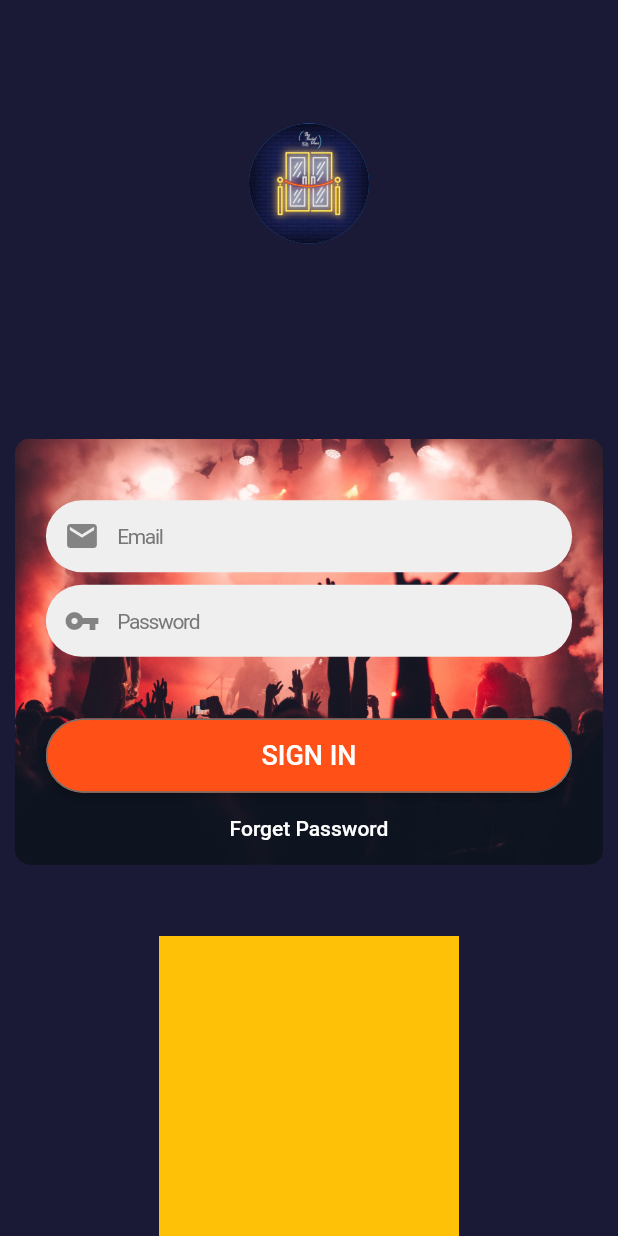
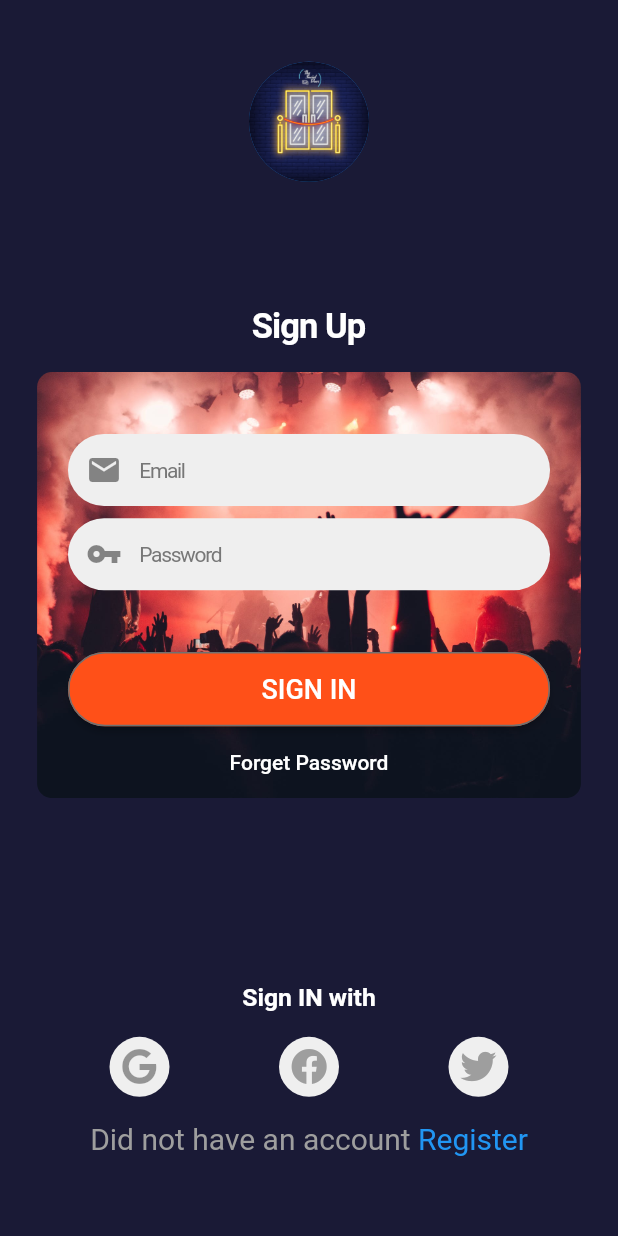
Before and after one commit to fahadakmal/socialdoormob, a Flutter app: the screen it shows after launch, on a phone screen of 412 x 824 dp. Run offline on Flutter 3.47's test engine with Material 2 defaults, Android fonts, the phone set to English and light mode, and no system bars; our stand-ins replace font_awesome_flutter, video_player; Roboto replaces fonts that are missing (NotoSansJP-Regular).

Commit message:
changes for signin screen

```diff
--- a/lib/screens/signInScreen/signInScreem.dart
+++ b/lib/screens/signInScreen/signInScreem.dart
@@ -3,6 +3,8 @@ import 'package:socialdoormob/images.dart';
 import 'package:socialdoormob/screens/signInScreen/widgets/signInButton.dart';
 import 'package:socialdoormob/size_config.dart';
 import 'package:socialdoormob/styling.dart';
+import 'package:flutter/gestures.dart';
+import 'package:font_awesome_flutter/font_awesome_flutter.dart';
 
 class SignInScreen extends StatefulWidget {
   static const routeName = '/signInScreen';
@@ -12,19 +14,26 @@ class SignInScreen extends StatefulWidget {
 }
 
 class _SignInScreenState extends State<SignInScreen> {
+  TextStyle defaultStyle = TextStyle(color: Colors.grey, fontSize: 20.0);
+  TextStyle linkStyle = TextStyle(color: Colors.blue);
+
   @override
   Widget build(BuildContext context) {
     print(SizeConfig.imageSizeMultiplier);
     return Scaffold(
       backgroundColor: AppTheme.appBackgroundColor,
-      body: Column(
+      body: SingleChildScrollView(
+        child: Column(
           mainAxisAlignment: MainAxisAlignment.spaceBetween,
           // crossAxisAlignment: CrossAxisAlignment.center,
           children: <Widget>[
             Container(
-            margin: EdgeInsets.symmetric(
-                horizontal: SizeConfig.heightMultiplier * 20,
-                vertical: SizeConfig.widthMultiplier * 20),
+              margin: EdgeInsets.only(
+                top: SizeConfig.heightMultiplier * 5,
+                  bottom: SizeConfig.heightMultiplier * 10,
+              right: SizeConfig.heightMultiplier * 20,
+              left: SizeConfig.heightMultiplier * 20,
+              ),
               child: CircleAvatar(
                 radius: 40,
                 backgroundImage: AssetImage(Logos.blueLogo),
@@ -33,24 +42,40 @@ class _SignInScreenState extends State<SignInScreen> {
                 // ),
               ),
             ),
+            Padding(
+              padding: EdgeInsets.only(bottom: SizeConfig.heightMultiplier*2),
+              child: Center(
+                child: Text('Sign Up',
+                    style: TextStyle(
+                      fontFamily: 'NotoSansJP-Regular',
+                      color: Colors.white,
+                      fontSize: 23,
+                      letterSpacing: -0.64,
+                      height: 1.2000000476837158,
+                    )),
+              ),
+            ),
             Container(
               // height: SizeConfig.heightMultiplier*20,
-          padding: EdgeInsets.only(top: SizeConfig.heightMultiplier*5,left:  SizeConfig.heightMultiplier*2.5,right:  SizeConfig.heightMultiplier*2.5),
-          margin: EdgeInsets.all(10),
+              padding: EdgeInsets.only(
+                  top: SizeConfig.heightMultiplier * 5,
+                  left: SizeConfig.heightMultiplier * 2.5,
+                  right: SizeConfig.heightMultiplier * 2.5),
+              margin: EdgeInsets.only(
+                  bottom: SizeConfig.heightMultiplier * 15,
+                  left: SizeConfig.widthMultiplier * 6,
+                  right: SizeConfig.widthMultiplier * 6),
               decoration: BoxDecoration(
                   borderRadius: BorderRadius.all(Radius.circular(10)),
                   image: DecorationImage(
                       image: AssetImage(Images.formBackground),
-              fit: BoxFit.cover
-            )
-          ),
+                      fit: BoxFit.cover)),
               child: Form(
                 child: Column(
                   children: <Widget>[
                     TextFormField(
                       decoration: InputDecoration(
                         contentPadding: EdgeInsets.only(left: 5),
-
                         fillColor: AppTheme.inputDecorationTheme.fillColor,
                         filled: true,
                         hintStyle: AppTheme.textFieldTextStyle,
@@ -60,7 +85,9 @@ class _SignInScreenState extends State<SignInScreen> {
                         hintText: 'Email',
                       ),
                     ),
-                  SizedBox(height: SizeConfig.heightMultiplier,),
+                    SizedBox(
+                      height: SizeConfig.heightMultiplier,
+                    ),
                     TextFormField(
                       decoration: InputDecoration(
                         contentPadding: EdgeInsets.only(left: 5),
@@ -73,9 +100,9 @@ class _SignInScreenState extends State<SignInScreen> {
                         hintText: 'Password',
                       ),
                     ),
-                  SizedBox(height: SizeConfig.heightMultiplier*5),
-
-                  PlaceOrderButton(deviceHeight: SizeConfig.heightMultiplier, submit: (){}),
+                    SizedBox(height: SizeConfig.heightMultiplier * 5),
+                    PlaceOrderButton(
+                        deviceHeight: SizeConfig.heightMultiplier, submit: () {}),
                     FlatButton(
                       // shape: RoundedRectangleBorder(
                       //     borderRadius: BorderRadius.circular(18.0),
@@ -83,28 +110,93 @@ class _SignInScreenState extends State<SignInScreen> {
                       onPressed: () {},
                       // color: Colors.red,
                       textColor: Colors.white,
-                    child: Text("Forget Password",
-                        style: TextStyle(fontSize: 14)),
+                      child:
+                          Text("Forget Password", style: TextStyle(fontSize: 14)),
                     ),
                   ],
                 ),
               ),
             ),
             Container(
-            height: 200,
-            width: 200,
+              // height: 200,
+              // width: 200,
               decoration: BoxDecoration(
-                color: Colors.amber
+                  // color: Colors.amber
                   ),
               child: Column(
-              mainAxisAlignment: MainAxisAlignment.center,
+                mainAxisAlignment: MainAxisAlignment.spaceBetween,
+                children: <Widget>[
+                  Container(
+                    child: Text(
+                      'Sign IN with',
+                      style: TextStyle(color: Colors.white),
+                    ),
+                  ),
+                  Container(
+                    margin: EdgeInsets.only(top: SizeConfig.heightMultiplier*2),
+                    child: Row(
+                      mainAxisAlignment: MainAxisAlignment.spaceEvenly,
+                      crossAxisAlignment: CrossAxisAlignment.center,
                       children: <Widget>[
 
+                        CircleAvatar(
+                          backgroundColor: const Color(0xffefefef),
+                          // foregroundColor: Colors.blue,
+                          child: IconButton(icon: FaIcon(FontAwesomeIcons.google),
+                            color: Colors.grey,
+                          ),
+                        ),
+                        CircleAvatar(
+                          backgroundColor: const Color(0xffefefef),
+                          child: IconButton(
+                              icon: FaIcon(FontAwesomeIcons.facebook),
+                              color: Colors.grey,
+                              onPressed: () {
+                                print("Pressed");
+                              }),
+                        ),
+                        CircleAvatar(
+                          backgroundColor: const Color(0xffefefef),
+                          child: IconButton(
+                              icon: FaIcon(FontAwesomeIcons.twitter),
+                              color: Colors.grey,
+                              onPressed: () {
+                                print("Pressed");
+                              }),
+                        ),
+                      ],
+                    ),
+                  ),
+                  Container(
+                    margin: EdgeInsets.only(top: SizeConfig.heightMultiplier*2),
+                    child: Row(
+                      mainAxisAlignment: MainAxisAlignment.spaceAround,
+                      crossAxisAlignment: CrossAxisAlignment.center,
+                      children: [
+                        RichText(
+                          text: TextSpan(
+                            style: defaultStyle,
+                            children: <TextSpan>[
+                              TextSpan(text: 'Did not have an account '),
+                              TextSpan(
+                                  text: 'Register',
+                                  style: linkStyle,
+                                  recognizer: TapGestureRecognizer()
+                                    ..onTap = () {
+                                      print('Terms of Service"');
+                                    }),
+                            ],
+                          ),
+                        ),
                       ],
                     ),
                   )
                 ],
               ),
+            )
+          ],
+        ),
+      ),
     );
   }
 }
--- a/lib/styling.dart
+++ b/lib/styling.dart
@@ -19,7 +19,7 @@ class AppTheme {
       inputDecorationTheme: inputDecorationTheme);
 
   static final ThemeData darkTheme = ThemeData(
-      scaffoldBackgroundColor: Colors.black,
+      scaffoldBackgroundColor: Colors.black12,
       brightness: Brightness.dark,
       textTheme: darkTextTheme,
       inputDecorationTheme: inputDecorationTheme);
@@ -45,7 +45,7 @@ class AppTheme {
   );
 
   static final TextStyle _titleLight = TextStyle(
-    color: Colors.black,
+    color: Colors.white,
     fontSize: 3.5 * SizeConfig.textMultiplier,
   );
 
--- a/pubspec.yaml
+++ b/pubspec.yaml
@@ -24,6 +24,7 @@ dependencies:
   flutter:
     sdk: flutter
   video_player:
+  font_awesome_flutter:
 
 
   # The following adds the Cupertino Icons font to your application.
```
Also changed, not shown: assets/logos/facebook.png (added), assets/logos/google.png (added), assets/logos/twitter.png (added), pubspec.lock. Lines whose indentation alone changed are shown as unchanged.
